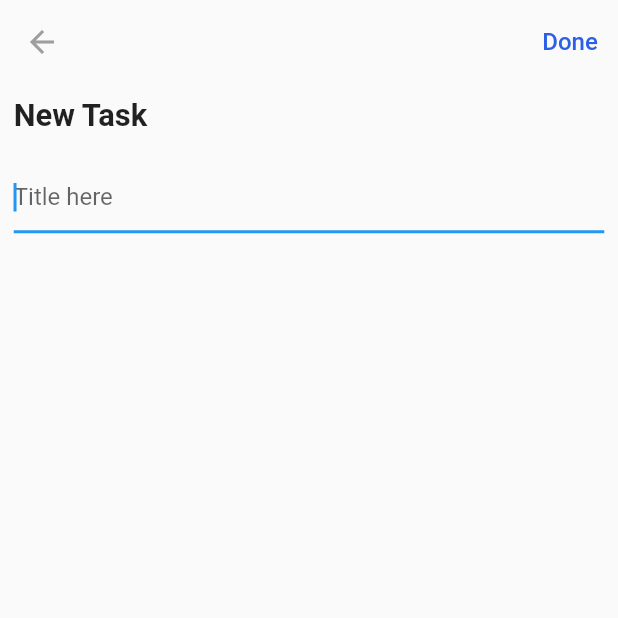
After one commit to mateendev3/Have-To-Do, a Flutter app: the AddDialog screen opened directly, on a phone screen of 412 x 824 dp, the top half of it. The commit adds this screen. Run offline on Flutter 3.47's test engine with Material 2 defaults, Android fonts, the phone set to English and light mode, and no system bars; our stand-ins replace dotted_border, equatable, flutter_easyloading, flutter_screenutil, get, get_storage and 1 more; accounts and stored records are empty.

Commit message:
Added Full Screen dialog to add task

```diff
--- a/lib/app/modules/home/view.dart
+++ b/lib/app/modules/home/view.dart
@@ -2,6 +2,7 @@ import 'package:flutter/material.dart';
 import 'package:flutter_easyloading/flutter_easyloading.dart';
 import 'package:flutter_screenutil/flutter_screenutil.dart';
 import 'package:get/get.dart';
+import 'package:have_to_do/app/modules/home/widgets/add_dialog.dart';
 import '../../core/values/colors.dart';
 import '../../data/models/task.dart';
 import 'controller.dart';
@@ -76,7 +77,13 @@ class HomePage extends GetView<HomeController> {
       builder: (_, __, ___) {
         return Obx(
           () => FloatingActionButton(
-            onPressed: () {},
+            onPressed: () {
+              Get.to(
+                () => AddDialog(),
+                fullscreenDialog: true,
+                transition: Transition.rightToLeft,
+              );
+            },
             backgroundColor: controller.isDeleting.value ? Colors.red : blue,
             child: Icon(controller.isDeleting.value ? Icons.delete : Icons.add),
           ),
--- /dev/null
+++ b/lib/app/modules/home/widgets/add_dialog.dart
@@ -0,0 +1,79 @@
+import 'package:flutter/material.dart';
+import 'package:flutter_screenutil/flutter_screenutil.dart';
+import 'package:get/get.dart';
+import '../../../core/values/colors.dart';
+import '../controller.dart';
+
+class AddDialog extends StatelessWidget {
+  AddDialog({Key? key}) : super(key: key);
+
+  final HomeController _homeController = Get.find<HomeController>();
+
+  @override
+  Widget build(BuildContext context) {
+    return Scaffold(
+      appBar: _buildAppBar(),
+      body: ListView(
+        children: [
+          _buildTitle(),
+          _buildTitleTextField(),
+        ],
+      ),
+    );
+  }
+
+  AppBar _buildAppBar() {
+    return AppBar(
+      backgroundColor: Colors.transparent,
+      elevation: 0.0,
+      iconTheme: const IconThemeData(color: Colors.grey),
+      actions: [
+        TextButton(
+          onPressed: () {},
+          style: ButtonStyle(
+            overlayColor: MaterialStateProperty.all(Colors.transparent),
+          ),
+          child: Text(
+            'Done',
+            style: TextStyle(fontSize: 14.0.sp, color: blue),
+          ),
+        ),
+      ],
+    );
+  }
+
+  Widget _buildTitle() {
+    return Padding(
+      padding: EdgeInsets.all(8.0.w),
+      child: Text(
+        'New Task',
+        style: TextStyle(
+          fontSize: 18.0.sp,
+          fontWeight: FontWeight.bold,
+        ),
+      ),
+    );
+  }
+
+  Widget _buildTitleTextField() {
+    return Padding(
+      padding: EdgeInsets.all(8.0.w),
+      child: TextFormField(
+        controller: _homeController.todoTitleController,
+        autofocus: true,
+        decoration: InputDecoration(
+          border: UnderlineInputBorder(
+            borderSide: BorderSide(color: Colors.grey.shade400),
+          ),
+          hintText: 'Title here',
+        ),
+        validator: (value) {
+          if (value == null || value.trim().isEmpty) {
+            return 'Please enter your task title';
+          }
+          return null;
+        },
+      ),
+    );
+  }
+}
```
